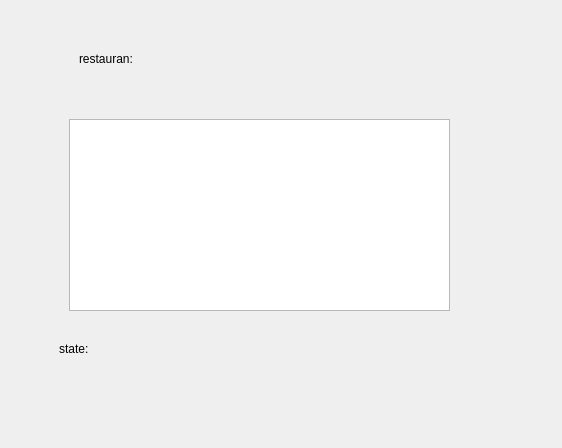
This is detaildialog.ui in Burak-Yavas/qt-cpp-project as Qt 5 draws it before an edit. The edited form follows.
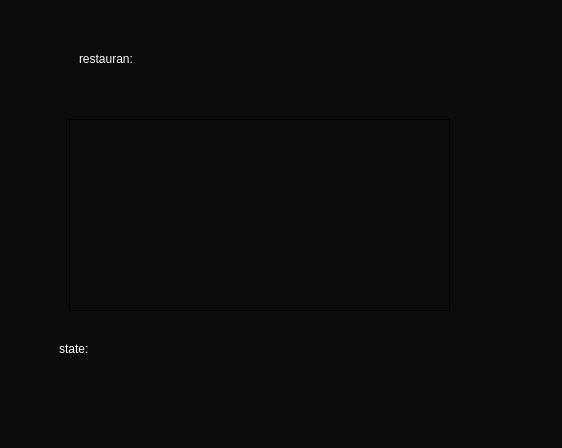
This is the edited form. Icons and pictures are not drawn.

What changed in the file:
```diff
--- a/detaildialog.ui
+++ b/detaildialog.ui
@@ -13,6 +13,12 @@
   <property name="windowTitle">
    <string>Dialog</string>
   </property>
+  <property name="styleSheet">
+   <string notr="true">color: rgb(255, 255, 255);
+font: 9pt &quot;Segoe UI&quot;;
+
+background-color: qlineargradient(spread:reflect, x1:0.095, y1:0.176, x2:0.391, y2:0.471318, stop:1 rgba(11, 11, 11, 248));</string>
+  </property>
   <widget class="QWidget" name="widget" native="true">
    <property name="geometry">
     <rect>
```
